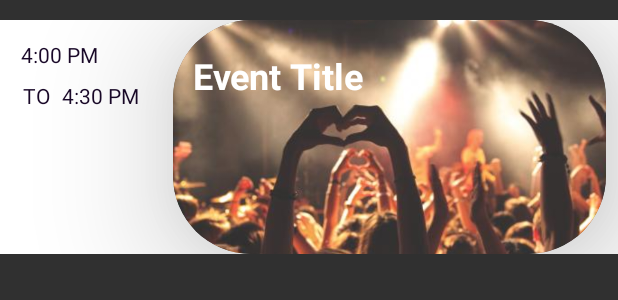
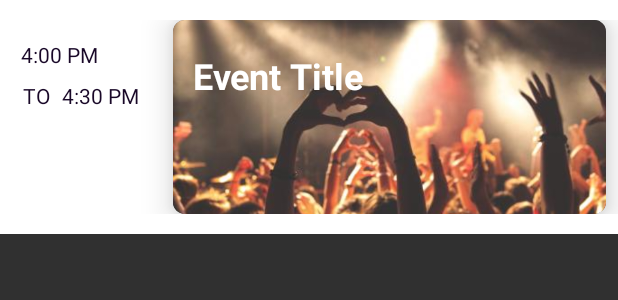
Before and after one commit to NIT-Meghalaya/Shishir-2019-App, an Android app: the layout item_schedule.xml on its own in the app's theme, with its tools: preview values and no code run, on a phone screen of 412 x 824 dp. Shown: the top 300 px of the screen. Run offline under Robolectric (Android 15) with nearby library versions, the phone set to English and light mode, and no system bars.

Commit message:
Showing schedule

```diff
--- a/app/src/main/java/shishir/nitmeghalaya/in/shishir2019/models/EventScheduleItem.kt
+++ b/app/src/main/java/shishir/nitmeghalaya/in/shishir2019/models/EventScheduleItem.kt
@@ -8,5 +8,8 @@ data class EventScheduleItem(
     val name: String = "",
     val startTime: String = "",
     val endTime: String = "",
-    val date: String = ""
+    val date: String = "",
+    val image: String = "",
+    var dominantColor: Int = 0,
+    var imageResId: Int = 0
 )
--- a/app/src/main/res/layout/item_schedule.xml
+++ b/app/src/main/res/layout/item_schedule.xml
@@ -6,8 +6,8 @@
     android:layout_height="@dimen/_120sdp"
     android:background="@color/white"
     android:orientation="horizontal"
-    android:layout_marginTop="@dimen/_10sdp"
-    android:layout_marginBottom="@dimen/_10sdp">
+    android:paddingTop="@dimen/_10sdp"
+    android:paddingBottom="@dimen/_10sdp">
 
     <TextView
         android:id="@+id/startTimeTV"
@@ -55,8 +55,9 @@
         android:layout_height="match_parent"
         android:layout_marginStart="8dp"
         android:layout_marginEnd="8dp"
-        app:cardCornerRadius="@dimen/_40sdp"
-        app:cardElevation="@dimen/_40sdp"
+        app:cardCornerRadius="@dimen/_6sdp"
+        app:cardElevation="@dimen/_10sdp"
+        app:layout_constraintBottom_toBottomOf="parent"
         app:layout_constraintEnd_toEndOf="parent"
         app:layout_constraintHorizontal_bias="1.0"
         app:layout_constraintStart_toStartOf="parent"
@@ -64,21 +65,22 @@
         app:layout_constraintWidth_percent=".70">
 
         <ImageView
-            android:id="@+id/image"
-            android:layout_width="match_parent"
+            android:id="@+id/imageView"
+            android:layout_width="wrap_content"
             android:layout_height="wrap_content"
             android:scaleType="centerCrop"
             android:src="@drawable/pronite" />
 
         <TextView
+            android:id="@+id/eventTitleTV"
             android:layout_width="match_parent"
             android:layout_height="wrap_content"
+            android:layout_marginTop="@dimen/_16sdp"
+            android:paddingLeft="@dimen/_10sdp"
             android:text="Event Title"
+            android:textColor="@color/white"
             android:textSize="24sp"
-            android:textStyle="bold"
-            android:textColor="@color/white"
-            android:paddingLeft="@dimen/_10sdp"
-            android:layout_marginTop="@dimen/_16sdp"/>
+            android:textStyle="bold" />
 
     </androidx.cardview.widget.CardView>
 
```
Also changed, not shown: app/src/main/java/shishir/nitmeghalaya/in/shishir2019/adapter/ScheduleItemsAdapter.kt (added, +37 -0 lines), app/src/main/java/shishir/nitmeghalaya/in/shishir2019/application/ShishirApplication.kt (added, +12 -0 lines), app/src/main/java/shishir/nitmeghalaya/in/shishir2019/fragment/DayScheduleFragment.kt (+7 -1 lines), app/src/main/java/shishir/nitmeghalaya/in/shishir2019/fragment/ScheduleFragment.kt (+7 -3 lines), app/src/main/java/shishir/nitmeghalaya/in/shishir2019/viewholder/BaseViewHolder.kt (added, +12 -0 lines), app/src/main/java/shishir/nitmeghalaya/in/shishir2019/viewholder/EventsListItemViewHolder.kt (+4 -3 lines), app/src/main/java/shishir/nitmeghalaya/in/shishir2019/viewholder/ScheduleItemViewHolder.kt (added, +26 -0 lines), app/src/main/res/layout/fragment_schedule.xml (+5 -6 lines).
